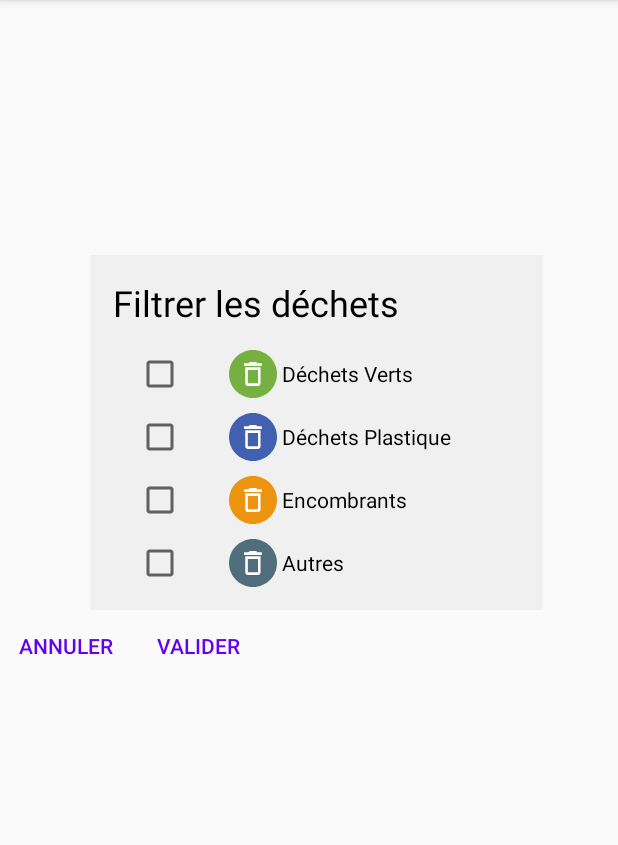
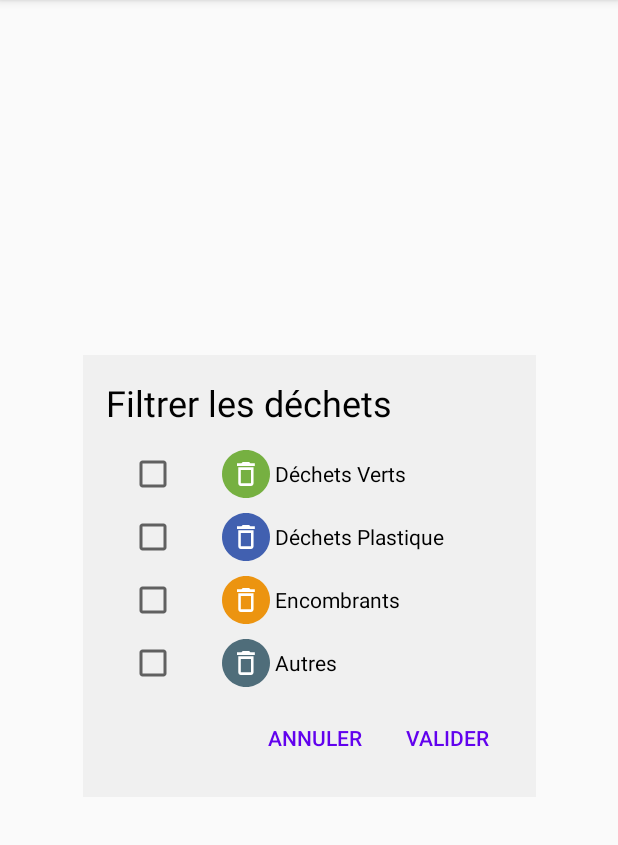
Before and after one commit to Alexandre-MAZURIER/CityCleaner, an Android app: the FilterTrashActivity screen opened directly, with no data from a screen before it, on a phone screen of 412 x 824 dp, the part 84-929 px from its top. Run offline under Robolectric (Android 15) with nearby library versions, the phone set to English and light mode, and no system bars.

Commit message:
Filter Trash design

```diff
--- a/app/src/main/res/layout/activity_filter_trash.xml
+++ b/app/src/main/res/layout/activity_filter_trash.xml
@@ -3,32 +3,18 @@
     xmlns:app="http://schemas.android.com/apk/res-auto"
     xmlns:tools="http://schemas.android.com/tools"
     android:layout_width="match_parent"
-    android:layout_height="wrap_content"
+    android:layout_height="match_parent"
     >
-
-    <TextView
-        android:id="@+id/text_filter"
-        android:layout_width="wrap_content"
-        android:layout_height="wrap_content"
-        android:layout_marginStart="8dp"
-        android:layout_marginTop="150dp"
-        android:layout_marginEnd="8dp"
-        android:textAlignment="center"
-        android:textSize="20sp"
-        app:layout_constraintEnd_toEndOf="parent"
-        app:layout_constraintStart_toStartOf="parent"
-        app:layout_constraintTop_toTopOf="parent" />
 
     <androidx.constraintlayout.widget.ConstraintLayout
         android:id="@+id/view3"
         android:layout_width="wrap_content"
         android:layout_height="wrap_content"
         android:background="@color/colorBlancTifa"
-        app:layout_constraintTop_toTopOf="@id/text_filter"
+        app:layout_constraintTop_toTopOf="parent"
+        app:layout_constraintBottom_toBottomOf="parent"
         app:layout_constraintStart_toStartOf="parent"
-        android:layout_marginStart="60dp"
-        android:layout_marginEnd="20dp"
-        android:layout_marginTop="20dp"
+        app:layout_constraintEnd_toEndOf="parent"
         android:padding="15dp"
         >
 
@@ -46,12 +32,10 @@
             android:id="@+id/radioType"
             android:layout_width="wrap_content"
             android:layout_height="wrap_content"
-            android:textAlignment="center"
             app:layout_constraintTop_toBottomOf="@id/garbage_type_text"
             app:layout_constraintStart_toStartOf="parent"
             android:layout_marginStart="15dp"
             android:layout_marginTop="15dp"
-            android:layout_marginBottom="15dp"
             >
 
             <CheckBox
@@ -91,16 +75,15 @@
                 android:text=" Autres" />
         </RadioGroup>
 
-
-    </androidx.constraintlayout.widget.ConstraintLayout>
-
         <LinearLayout
             android:id="@+id/view4"
             android:layout_width="wrap_content"
             android:layout_height="wrap_content"
-        app:layout_constraintTop_toBottomOf="@+id/view3"
+            app:layout_constraintTop_toBottomOf="@+id/radioType"
             android:layout_centerVertical="true"
-        tools:ignore="MissingConstraints">
+            app:layout_constraintEnd_toEndOf="parent"
+            android:layout_marginTop="10dp"
+            >
 
             <Button
                 android:id="@+id/cancel_button"
@@ -128,6 +111,11 @@
         </LinearLayout>
 
 
+    </androidx.constraintlayout.widget.ConstraintLayout>
+
+
+
+
 
 
 </androidx.constraintlayout.widget.ConstraintLayout>
```
Lines whose indentation alone changed are shown as unchanged.
